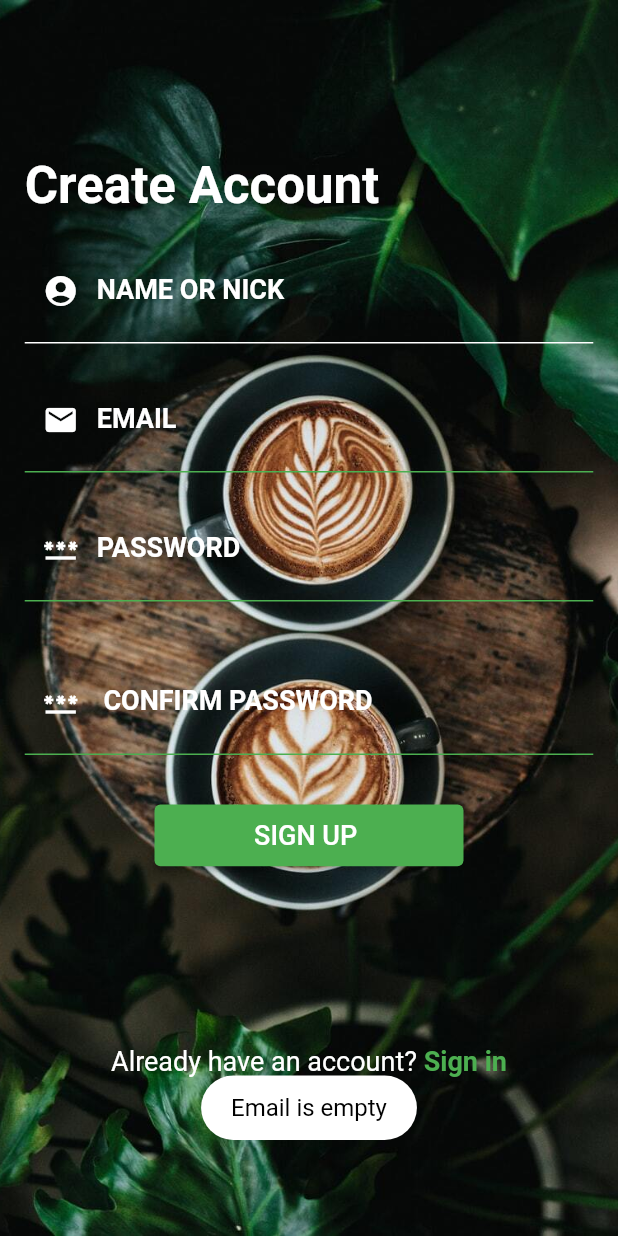
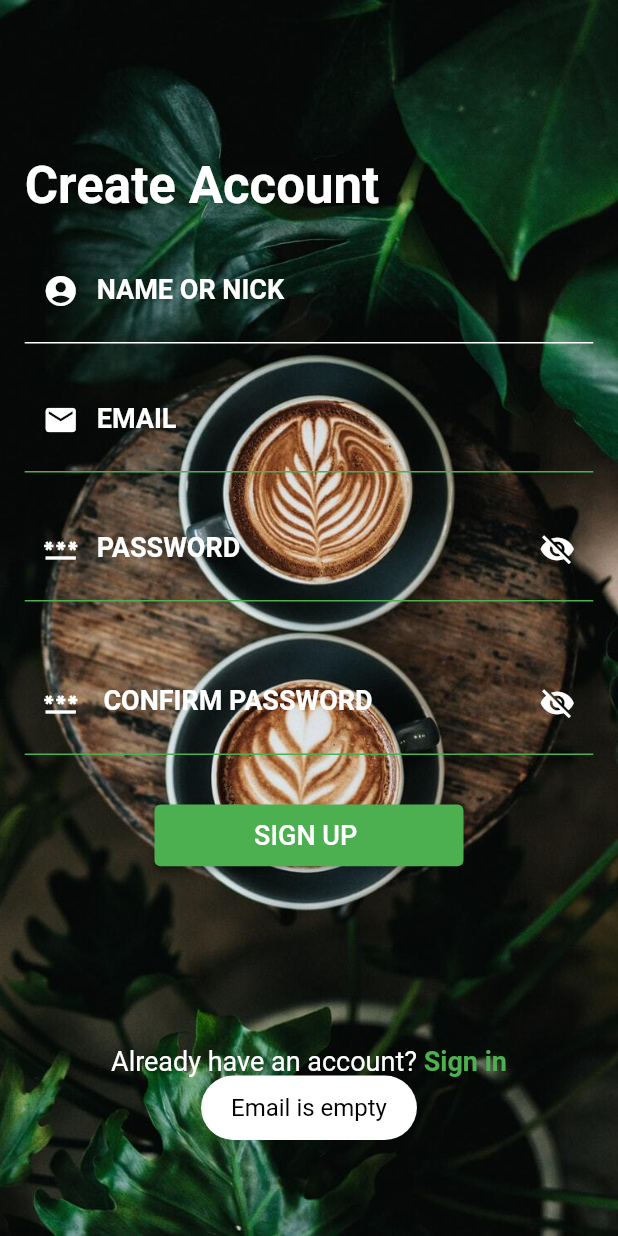
Before and after one commit to LordMegatron1/Coffee, a Flutter app: the SignUpPage screen opened directly, after a tap on "SIGN UP", on a phone screen of 412 x 824 dp. Run offline on Flutter 3.47's test engine with Material 2 defaults, Android fonts, the phone set to English and light mode, and no system bars; our stand-ins replace cloud_firestore, firebase_auth, firebase_core, fluttertoast, google_fonts; accounts and stored records are empty.

Commit message:
solved problem

```diff
--- a/lib/main.dart
+++ b/lib/main.dart
@@ -17,9 +17,18 @@ void main() {
         home: MainScreen()),
   );
 }
-class MainScreen extends StatelessWidget{
+class MainScreen extends StatefulWidget{
+  MainScreenState createState()=> MainScreenState();
+}
+
+class MainScreenState extends State<MainScreen>{
   bool usersigned = false;
+
+  //bool to show password ->
+  bool passwordVisible = false;
+
   //VOIDS :
+
   //SIGN IN TO SYSTEM VIA EMAIL & PASSWORD
   void signInWithEmailAndPassword(String email, String password, void Function(FirebaseAuthException e) errorCallback) async {
     await Firebase.initializeApp();
@@ -69,7 +78,9 @@ class MainScreen extends StatelessWidget{
           Padding(padding: EdgeInsets.symmetric(vertical: height/25 , horizontal: width/25),child: Align(alignment: Alignment.centerLeft,child:  Text("Please sign in to continue" , style: GoogleFonts.comicNeue(textStyle: const TextStyle(fontSize: 18,color: Colors.white))))),
 
           SizedBox(width: width, child: Padding(padding: EdgeInsets.only(top:height/50 , right: width/25 , left: width/25),child:Align(alignment: Alignment.centerLeft,
-              child:TextFormField(controller: email,decoration: const InputDecoration( prefixIcon: Padding(padding: EdgeInsets.only() ,
+              //< keyboard type check -->
+              child:TextFormField(controller: email, keyboardType: TextInputType.emailAddress,
+                  decoration: const InputDecoration( prefixIcon: Padding(padding: EdgeInsets.only() ,
                   child: IconTheme(data: IconThemeData(color: Colors.white), child: Icon(Icons.email))),
 
                   enabledBorder:UnderlineInputBorder(borderSide: BorderSide(color: Colors.white)), focusedBorder: UnderlineInputBorder(borderSide: BorderSide(color: Colors.white)), hintStyle: TextStyle(fontSize: 22 , color: Colors.white),
@@ -79,11 +90,30 @@ class MainScreen extends StatelessWidget{
                   return "PLEASE ENTER YOUR LOGIN OR EMAIL";}
                 return null;}))
           )),
+
+          //password ->
           SizedBox(width:width, child: Padding(padding: EdgeInsets.symmetric(vertical: height/50 , horizontal: width/25),child: Align(alignment: Alignment.centerLeft,
-              child:TextFormField( controller: password,decoration: const InputDecoration( prefixIcon: Padding(padding: EdgeInsets.only() ,
+              child:TextFormField( controller: password, keyboardType: TextInputType.text,
+                  obscureText: !passwordVisible, //this will obscure text dynamically
+                  decoration: InputDecoration( prefixIcon: Padding(padding: EdgeInsets.only() ,
                   child: IconTheme(data: IconThemeData(color: Colors.white), child: Icon(Icons.password))),
                   enabledBorder: UnderlineInputBorder(borderSide: BorderSide(color: Colors.white)),focusedBorder: UnderlineInputBorder(borderSide: BorderSide(color: Colors.white)),hintStyle: TextStyle(fontSize: 22 , color: Colors.black),
-                  hintText: "" , labelText: "PASSWORD" , labelStyle: TextStyle(fontSize: 18 , color: Colors.white)),
+                  hintText: "" , labelText: "PASSWORD" , labelStyle: TextStyle(fontSize: 18 , color: Colors.white),
+                      suffixIcon: IconButton(
+                        icon: Icon(
+                          // Based on passwordVisible state choose the icon
+                          passwordVisible
+                              ? Icons.visibility
+                              : Icons.visibility_off,
+                          color: Colors.white,
+                        ),
+                        onPressed: () {
+                          setState(() {
+                            passwordVisible = !passwordVisible;
+                          });
+                        },
+                      ),
+                  ),
                   style: GoogleFonts.comicNeue(textStyle: const TextStyle(fontSize: 24 , fontWeight: FontWeight.bold , color: Colors.white)),validator: (String?value){
                 if(value == null ||value.isEmpty){
                   return "PLEASE ENTER YOUR PASSWORD";}
@@ -98,7 +128,8 @@ class MainScreen extends StatelessWidget{
                     //after this was successfully logged in navigate it to hello page ==>
                     Future.delayed(const Duration(milliseconds: 1500), () {
                       // Here you can write your code
-                      if(usersigned==true){
+                      User? user = FirebaseAuth.instance.currentUser;
+                      if(usersigned==true && user!.emailVerified){
                         Navigator.pushAndRemoveUntil(context, MaterialPageRoute(builder: (context)=>
                             getData()),(route)=>false);
                       }
@@ -122,8 +153,14 @@ class MainScreen extends StatelessWidget{
     );
   }
 }
+class SignUpPage extends StatefulWidget{
+  SignUpPageState createState()=> SignUpPageState();
+}
 
-class SignUpPage extends StatelessWidget{
+class SignUpPageState extends State<SignUpPage>{
+
+  bool password1 = false;
+  bool password2 = false;
   //VOIDS :
   //register account
   void registerAccount(String email, String displayName, String password, void Function(FirebaseAuthException e) errorCallback) async {
@@ -189,21 +226,53 @@ class SignUpPage extends StatelessWidget{
                   return null;}))
             )),
             SizedBox(width:width, child: Padding(padding: EdgeInsets.symmetric(vertical: height/50 , horizontal: width/25),child: Align(alignment: Alignment.centerLeft,
-                child:TextFormField( controller: password,decoration: const InputDecoration( prefixIcon: Padding(padding: EdgeInsets.only() ,
+                child:TextFormField( controller: password, obscureText: !password1,
+                    decoration: InputDecoration( prefixIcon: Padding(padding: EdgeInsets.only() ,
                     child: IconTheme(data: IconThemeData(color: Colors.white), child: Icon(Icons.password))),
                     enabledBorder: UnderlineInputBorder(borderSide: BorderSide(color: Colors.green)),focusedBorder: UnderlineInputBorder(borderSide: BorderSide(color: Colors.white)),
                     hintText: "" , hintStyle: TextStyle(fontSize: 22 , color: Colors.white),
-                    labelText: "PASSWORD" , labelStyle: TextStyle(fontSize: 18 , color: Colors.white)),
+                    labelText: "PASSWORD" , labelStyle: TextStyle(fontSize: 18 , color: Colors.white),
+                      suffixIcon: IconButton(
+                        icon: Icon(
+                          // Based on passwordVisible state choose the icon
+                          password1
+                              ? Icons.visibility
+                              : Icons.visibility_off,
+                          color: Colors.white,
+                        ),
+                        onPressed: () {
+                          setState(() {
+                            password1 = !password1;
+                          });
+                        },
+                      ),
+                    ),
                     style: GoogleFonts.comicNeue(textStyle: const TextStyle(fontSize: 24 , fontWeight: FontWeight.bold , color: Colors.white)),validator: (String?value){
                   if(value == null ||value.isEmpty){
                     return "PLEASE ENTER YOUR PASSWORD";}
                   return null;})))),
             SizedBox(width:width, child: Padding(padding: EdgeInsets.symmetric(vertical: height/50 , horizontal: width/25),child: Align(alignment: Alignment.centerLeft,
-                child:TextFormField( controller: retrypassword,decoration: const InputDecoration( prefixIcon: Padding(padding: EdgeInsets.only() ,
+                child:TextFormField( controller: retrypassword,obscureText: !password2,
+                    decoration: InputDecoration( prefixIcon: Padding(padding: EdgeInsets.only() ,
                     child: IconTheme(data: IconThemeData(color: Colors.white), child: Icon(Icons.password))),
                     enabledBorder: UnderlineInputBorder(borderSide: BorderSide(color: Colors.green)),focusedBorder: UnderlineInputBorder(borderSide: BorderSide(color: Colors.white)),
                     hintText: "" ,hintStyle: TextStyle(fontSize: 22 , color: Colors.white),
-                    labelText: " CONFIRM PASSWORD" , labelStyle: TextStyle(fontSize: 18 , color: Colors.white)),
+                    labelText: " CONFIRM PASSWORD" , labelStyle: TextStyle(fontSize: 18 , color: Colors.white),
+                      suffixIcon: IconButton(
+                        icon: Icon(
+                          // Based on passwordVisible state choose the icon
+                          password2
+                              ? Icons.visibility
+                              : Icons.visibility_off,
+                          color: Colors.white,
+                        ),
+                        onPressed: () {
+                          setState(() {
+                            password2 = !password2;
+                          });
+                        },
+                      ),
+                    ),
                     style: GoogleFonts.comicNeue(textStyle: const TextStyle(fontSize: 24 , fontWeight: FontWeight.bold , color: Colors.white)),validator: (String?value){
                   if(value == null ||value.isEmpty){
                     return "PLEASE ENTER YOUR PASSWORD";}
@@ -244,6 +313,9 @@ class SignUpPage extends StatelessWidget{
                             }
                             else{
                               registerAccount(email.text, FullName.text, password.text, (e) { });
+                              //send veritification email ->
+                              User? user = FirebaseAuth.instance.currentUser;
+                              user!.sendEmailVerification();
                               //show that user creation was success and navigate it to log in screen
                               Fluttertoast.showToast(
                                   msg: "CONGRATULATION!USER CREATED!",
@@ -255,7 +327,7 @@ class SignUpPage extends StatelessWidget{
                                   fontSize: 16.0
                               );
                               //navigate to log in screen
-                              Timer(Duration(seconds: 2), () {
+                              Timer(Duration(seconds: 1), () {
                                 Navigator.pop(context);
                               });
                             }
```
